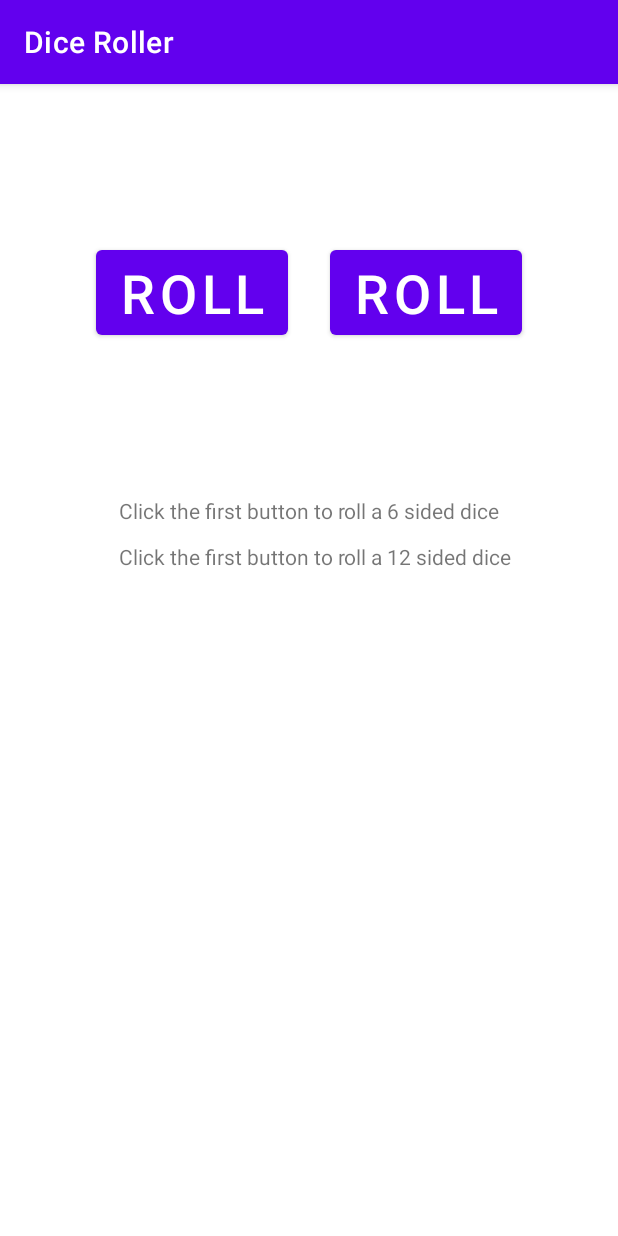
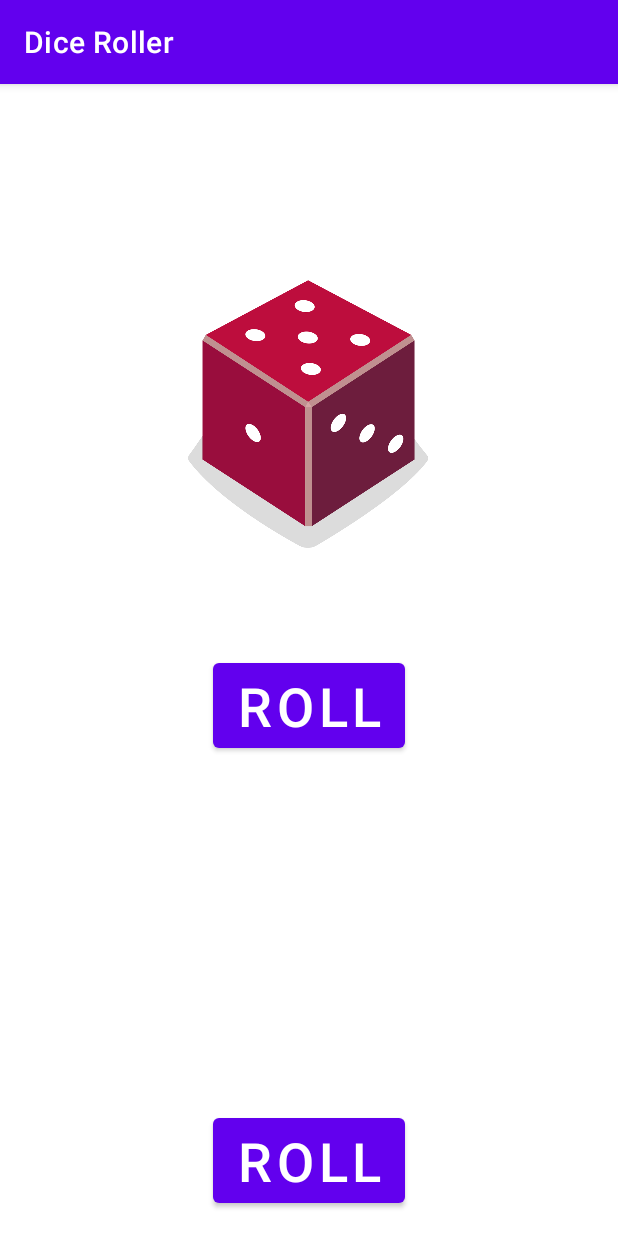
Before and after one commit to AJVEATS/DiceRollerApplication, an Android app: the screen it shows after launch (MainActivity), on a phone screen of 412 x 824 dp. Run offline under Robolectric (Android 15) with nearby library versions, the phone set to English and light mode, and no system bars.

Commit message:
Added a visual of the dice for the 6 sided dice roll

```diff
--- a/app/src/main/java/com/example/diceroller/MainActivity.kt
+++ b/app/src/main/java/com/example/diceroller/MainActivity.kt
@@ -3,6 +3,7 @@ package com.example.diceroller
 import androidx.appcompat.app.AppCompatActivity
 import android.os.Bundle
 import android.widget.Button
+import android.widget.ImageView
 import android.widget.TextView
 
 /**
@@ -15,12 +16,12 @@ class MainActivity : AppCompatActivity() {
         super.onCreate(savedInstanceState)
         setContentView(R.layout.activity_main)
 
-        val roll6SideButton: Button = findViewById(R.id.roll6Sided)
+        val roll6SideButton: Button = findViewById(R.id.rollDice)
         roll6SideButton.setOnClickListener {
             //Toast.makeText(this, "Dice Rolled!", Toast.LENGTH_SHORT).show()
-            val resultTextView: TextView = findViewById(R.id.textView)
+            val resultTextView: ImageView = findViewById(R.id.imageView)
             roll6SideButton.setOnClickListener {
-                roll6SidedDice()
+                rollDice()
             }
         }
 
@@ -31,19 +32,37 @@ class MainActivity : AppCompatActivity() {
                 roll12SidedDice()
             }
         }
+
+        rollDice()
     }
 
     /**
      * Roll the dice and update the screen with the result.
      */
-    private fun roll6SidedDice() {
+    private fun rollDice() {
         // Creates new Dice object with 6 sides and rolls it
-        val dice1 = Dice(6)
-        val diceRoll1 = dice1.roll()
+        val dice = Dice(6)
+        val diceRoll = dice.roll()
 
-        // Updates the screen with the dice roll of the 6 sided dice
-        val resultTextView: TextView = findViewById(R.id.textView)
-        resultTextView.text = diceRoll1.toString()
+        // Find the ImageView in the layout
+
+        val diceImage: ImageView = findViewById(R.id.imageView)
+
+        // Determines which drawable resource ID to use based on the dice roll
+        val drawableResource = when (diceRoll) {
+            1 -> R.drawable.dice_1
+            2 -> R.drawable.dice_2
+            3 -> R.drawable.dice_3
+            4 -> R.drawable.dice_4
+            5 -> R.drawable.dice_5
+            else -> R.drawable.dice_6
+        }
+
+        // Updates the ImageView with the correct drawable resource ID
+        diceImage.setImageResource(drawableResource)
+
+        // Updates the content description
+        diceImage.contentDescription = diceRoll.toString()
     }
 
     private fun roll12SidedDice() {
--- a/app/src/main/res/layout/activity_main.xml
+++ b/app/src/main/res/layout/activity_main.xml
@@ -6,73 +6,48 @@
     android:layout_height="match_parent"
     tools:context=".MainActivity">
 
+    <ImageView
+        android:id="@+id/imageView"
+        android:layout_width="160dp"
+        android:layout_height="200dp"
+        android:layout_marginTop="120dp"
+        app:layout_constraintEnd_toEndOf="parent"
+        app:layout_constraintHorizontal_bias="0.498"
+        app:layout_constraintStart_toStartOf="parent"
+        app:layout_constraintTop_toTopOf="parent"
+        tools:srcCompat="@drawable/dice_1" />
+
     <Button
-        android:id="@+id/roll6Sided"
+        android:id="@+id/rollDice"
         android:layout_width="wrap_content"
         android:layout_height="wrap_content"
-        android:layout_marginStart="64dp"
-        android:layout_marginTop="24dp"
+        android:layout_marginTop="60dp"
         android:text="@string/roll"
         android:textSize="36sp"
+        app:layout_constraintEnd_toEndOf="parent"
         app:layout_constraintStart_toStartOf="parent"
-        app:layout_constraintTop_toBottomOf="@+id/textView" />
-
-    <TextView
-        android:id="@+id/textView"
-        android:layout_width="wrap_content"
-        android:layout_height="wrap_content"
-        android:layout_marginStart="116dp"
-        android:layout_marginTop="32dp"
-        android:textSize="36sp"
-        app:layout_constraintLeft_toLeftOf="parent"
-        app:layout_constraintTop_toTopOf="parent"
-        tools:text="1" />
+        app:layout_constraintTop_toBottomOf="@+id/imageView" />
 
     <TextView
         android:id="@+id/textView2"
         android:layout_width="wrap_content"
         android:layout_height="wrap_content"
-        android:layout_marginTop="32dp"
-        android:layout_marginEnd="116dp"
+        android:layout_marginBottom="16dp"
         android:textSize="36sp"
+        app:layout_constraintBottom_toTopOf="@+id/roll12Sided"
         app:layout_constraintEnd_toEndOf="parent"
-        app:layout_constraintTop_toTopOf="parent"
+        app:layout_constraintStart_toStartOf="parent"
         tools:text="2" />
 
     <Button
         android:id="@+id/roll12Sided"
         android:layout_width="wrap_content"
         android:layout_height="wrap_content"
-        android:layout_marginTop="24dp"
-        android:layout_marginEnd="64dp"
+        android:layout_marginBottom="16dp"
         android:text="@string/roll"
         android:textSize="36sp"
+        app:layout_constraintBottom_toBottomOf="parent"
         app:layout_constraintEnd_toEndOf="parent"
-        app:layout_constraintTop_toBottomOf="@+id/textView2" />
-
-    <TextView
-        android:id="@+id/button1Description"
-        android:layout_width="wrap_content"
-        android:layout_height="wrap_content"
-        android:layout_marginStart="32dp"
-        android:layout_marginTop="101dp"
-        android:layout_marginEnd="32dp"
-        android:text="@string/click_the_first_button_to_roll_a_6_sided_dice"
-        app:layout_constraintEnd_toEndOf="parent"
-        app:layout_constraintStart_toStartOf="parent"
-        app:layout_constraintTop_toBottomOf="@+id/roll6Sided" />
-
-    <TextView
-        android:id="@+id/button2Description"
-        android:layout_width="wrap_content"
-        android:layout_height="wrap_content"
-        android:layout_marginStart="32dp"
-        android:layout_marginTop="132dp"
-        android:layout_marginEnd="32dp"
-        android:text="@string/click_the_first_button_to_roll_a_12_sided_dice"
-        app:layout_constraintEnd_toEndOf="parent"
-        app:layout_constraintHorizontal_bias="0.547"
-        app:layout_constraintStart_toStartOf="parent"
-        app:layout_constraintTop_toBottomOf="@+id/roll12Sided" />
+        app:layout_constraintStart_toStartOf="parent" />
 
 </androidx.constraintlayout.widget.ConstraintLayout>
```
Also changed, not shown: app/src/main/res/drawable/dice_1.png (added), app/src/main/res/drawable/dice_2.png (added), app/src/main/res/drawable/dice_3.png (added), app/src/main/res/drawable/dice_4.png (added), app/src/main/res/drawable/dice_5.png (added), app/src/main/res/drawable/dice_6.png (added).
